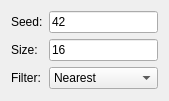
First picture: the form in trunk/qt-frontend/QtQuatschEditor/forms/noise2d.ui, repository phresnel/picogen, before the edit.
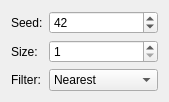
Second picture: the form after the edit.

Commit message: add missing license to layerednoise2d replace edit boxes with spin boxes in noise2d and layerednoise2d

Diff of the .ui file:
```diff
--- a/trunk/qt-frontend/QtQuatschEditor/forms/noise2d.ui
+++ b/trunk/qt-frontend/QtQuatschEditor/forms/noise2d.ui
@@ -30,53 +30,21 @@
      </property>
     </widget>
    </item>
-   <item row="0" column="1">
-    <widget class="QLineEdit" name="seed">
-     <property name="sizePolicy">
-      <sizepolicy hsizetype="Preferred" vsizetype="Fixed">
-       <horstretch>0</horstretch>
-       <verstretch>0</verstretch>
-      </sizepolicy>
-     </property>
-     <property name="inputMask">
-      <string>9000000; </string>
-     </property>
-     <property name="text">
-      <string>42</string>
-     </property>
-    </widget>
-   </item>
-   <item row="1" column="0">
+   <item row="2" column="0">
     <widget class="QLabel" name="label_2">
      <property name="text">
       <string>Size:</string>
      </property>
     </widget>
    </item>
-   <item row="1" column="1">
-    <widget class="QLineEdit" name="size">
-     <property name="sizePolicy">
-      <sizepolicy hsizetype="Preferred" vsizetype="Fixed">
-       <horstretch>0</horstretch>
-       <verstretch>0</verstretch>
-      </sizepolicy>
-     </property>
-     <property name="inputMask">
-      <string>9000000; </string>
-     </property>
-     <property name="text">
-      <string>16</string>
-     </property>
-    </widget>
-   </item>
-   <item row="2" column="0">
+   <item row="4" column="0">
     <widget class="QLabel" name="label_3">
      <property name="text">
       <string>Filter:</string>
      </property>
     </widget>
    </item>
-   <item row="2" column="1">
+   <item row="4" column="1">
     <widget class="QComboBox" name="filter">
      <item>
       <property name="text">
@@ -95,6 +63,26 @@
      </item>
     </widget>
    </item>
+   <item row="2" column="1">
+    <widget class="QSpinBox" name="size">
+     <property name="minimum">
+      <number>1</number>
+     </property>
+     <property name="maximum">
+      <number>10000</number>
+     </property>
+    </widget>
+   </item>
+   <item row="0" column="1">
+    <widget class="QSpinBox" name="seed">
+     <property name="maximum">
+      <number>429496729</number>
+     </property>
+     <property name="value">
+      <number>42</number>
+     </property>
+    </widget>
+   </item>
   </layout>
  </widget>
  <resources/>
```
The commit also changes 5 other files.
